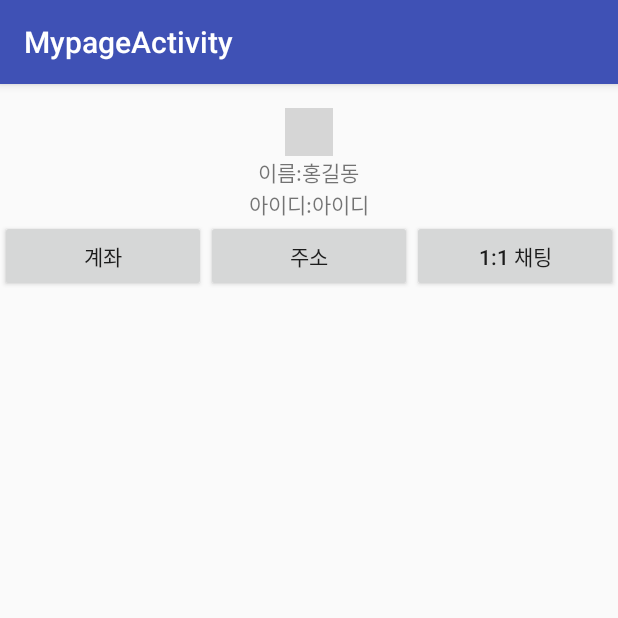
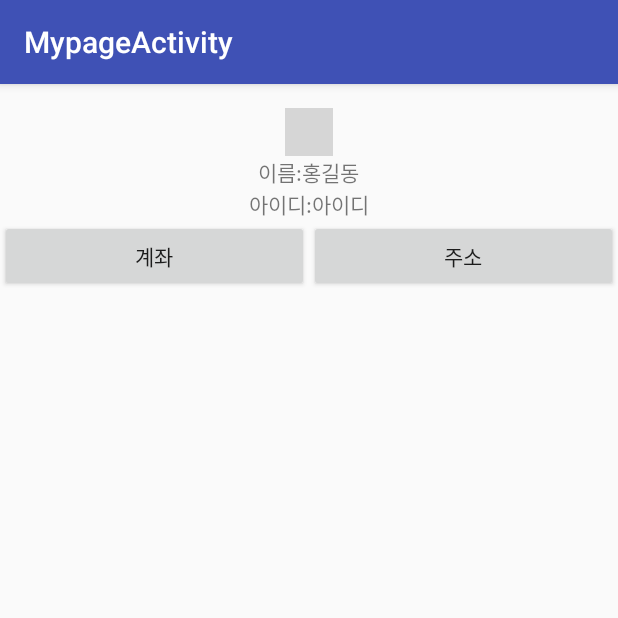
Before and after one commit to sweetpotatocatT/hwagaeJangteo1, an Android app: the MypageActivity screen opened directly, with no data from a screen before it, on a phone screen of 412 x 824 dp, the top half of it. Run offline under Robolectric (Android 15) with nearby library versions, the phone set to English and light mode, and no system bars; libraries missing offline, so code that uses them is left out: com.facebook, com.facebook.login; plain views replace ProfilePictureView; 4 statements that could not run were skipped; grey boxes are pictures that could not be loaded.

Commit message:
18_09_12 00:58

```diff
--- a/app/build.gradle
+++ b/app/build.gradle
@@ -22,6 +22,7 @@ dependencies {
     implementation 'com.google.firebase:firebase-database:15.0.1'
     implementation 'com.google.firebase:firebase-auth:11.6.2'
     implementation 'com.firebaseui:firebase-ui-auth:4.0.0'
+
     implementation 'com.facebook.android:facebook-android-sdk:4.34.0'
     // implementation 'com.google.firebase : firebase-database : 15.0.0'
     implementation 'com.google.firebase:firebase-core:16.0.0'
--- a/app/src/main/java/www/hwagae/com/hwagae/ChatRoomActivity.java
+++ b/app/src/main/java/www/hwagae/com/hwagae/ChatRoomActivity.java
@@ -25,8 +25,8 @@ import com.google.firebase.database.FirebaseDatabase;
 public class ChatRoomActivity extends AppCompatActivity {
 
     ListView lvChatlist;
-    final ArrayAdapter<String> adapter
-            = new ArrayAdapter<String>(this, R.layout.item, R.id.tvChat);
+
+    ArrayAdapter<String> adapter;
 
     // 채팅방에 키값 나오는거 수정
     // 파이어베이스 RealTime Database를 이용하기 위해서 선언해줘야함 !
@@ -44,6 +44,8 @@ public class ChatRoomActivity extends AppCompatActivity {
 
         lvChatlist = findViewById(R.id.lvChatlist);
 
+        adapter
+                = new ArrayAdapter<String>(this, R.layout.item, R.id.tvChat);
         /*
         showChatList() ?
         > 채팅방 목록을 보여주게 할 수 있는 ListView가 보여지도록 Adapter를 만든다.
--- a/app/src/main/java/www/hwagae/com/hwagae/MypageActivity.java
+++ b/app/src/main/java/www/hwagae/com/hwagae/MypageActivity.java
@@ -20,7 +20,7 @@ public class MypageActivity extends AppCompatActivity {
 
     com.facebook.login.widget.ProfilePictureView pfPicture;
     TextView rpId, rpName;
-    Button rpAccount, rpAddress, rpChatting;
+    Button rpAccount, rpAddress;
     ListView lvMyWrite, lvMyLike;
     EditText rpBank, rpAccountnumber, rpAddress2;
 
@@ -48,7 +48,6 @@ public class MypageActivity extends AppCompatActivity {
          */
         rpAccount = findViewById(R.id.rpAccount);
         rpAddress = findViewById(R.id.rpAddress);
-        rpChatting = findViewById(R.id.rpChatting);
 
         // 계좌 버튼 클릭
         rpAccount.setOnClickListener(new View.OnClickListener() {
@@ -70,28 +69,7 @@ public class MypageActivity extends AppCompatActivity {
             }
         });
 
-        // 1:1 채팅 버튼 클릭
-        rpChatting.setOnClickListener(new View.OnClickListener() {
-            @Override
-            public void onClick(View v) {
-              /*
-               이 부분은 내 자신과 채팅을 못하게 구현해야 한다.
-               페이스북 로그인 된 아이디와 1:1 채팅 클릭한 상대방의 아이디가 똑같을 때, (DB에 저장된 값으로)
-               '내 자신과 이야기를 나눌 수 없습니다' Toast로 출력
-              */
-              if(rpName.toString() == (Profile.getCurrentProfile().getFirstName() + Profile.getCurrentProfile().getLastName()).toString()) {
-                  Toast.makeText(MypageActivity.this, "나 자신과는 대화가 불가능합니다.", Toast.LENGTH_SHORT).show();
-                  Log.d("rpId : ", rpId.toString());
-              }
-              else {
-                  // 만약 다른 사람과 채팅을 하게 된다면
-                  Intent it = new Intent(MypageActivity.this, ChatActivity.class);
-                  it.putExtra("name", rpName.toString());       // 이름 넘기기
-                  it.putExtra("id", rpId.toString());           // 아이디 넘기기
-                  startActivity(it);
-              }
-            }
-        });
+
     }
 
 
--- a/app/src/main/res/layout/content_main_view.xml
+++ b/app/src/main/res/layout/content_main_view.xml
@@ -33,7 +33,6 @@
 
     </LinearLayout>
 
-
     <com.google.android.gms.ads.AdView xmlns:ads="http://schemas.android.com/apk/res-auto"
         android:id="@+id/adView"
         android:layout_width="wrap_content"
--- a/app/src/main/res/layout/content_mypage.xml
+++ b/app/src/main/res/layout/content_mypage.xml
@@ -82,13 +82,6 @@
             android:layout_weight="1"
             android:text="주소" />
 
-        <Button
-            android:id="@+id/rpChatting"
-            android:layout_width="wrap_content"
-            android:layout_height="wrap_content"
-            android:layout_weight="1"
-            android:text="1:1 채팅"
-            android:visibility="visible" />
     </LinearLayout>
 
     <LinearLayout
```
Also changed, not shown: app/src/main/java/www/hwagae/com/hwagae/MainViewActivity.java (+4 -3 lines), app/src/main/java/www/hwagae/com/hwagae/User.java (+27 -7 lines), app/src/main/res/layout/content_user_page.xml (+7 -6 lines).
